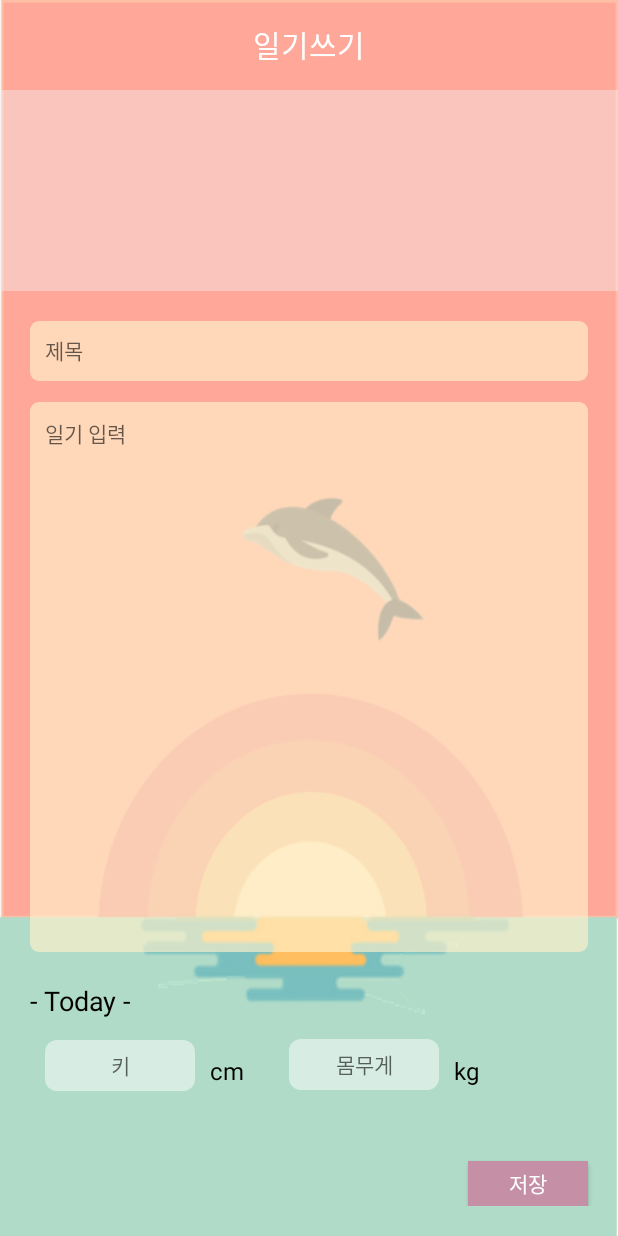
After one commit to rodamin/Baby_Book, an Android app: the WriteDiaryActivity screen opened directly, with no data from a screen before it, on a phone screen of 412 x 824 dp. The commit adds this screen. Run offline under Robolectric (Android 15) with nearby library versions, the phone set to English and light mode, and no system bars; Roboto replaces fonts that are not available here; 1 statement that could not run was skipped.

Commit message:
float button

```diff
--- a/android/app/src/main/AndroidManifest.xml
+++ b/android/app/src/main/AndroidManifest.xml
@@ -14,32 +14,33 @@
         android:theme="@style/AppTheme">
         <activity android:name=".MainActivity" />
         <activity android:name=".SplashActivity">
-            <!--<intent-filter>-->
-                <!--<action android:name="android.intent.action.MAIN" />-->
 
-                <!--<category android:name="android.intent.category.LAUNCHER" />-->
-            <!--</intent-filter>-->
+            <!-- <intent-filter> -->
+            <!-- <action android:name="android.intent.action.MAIN" /> -->
+
+
+            <!-- <category android:name="android.intent.category.LAUNCHER" /> -->
+            <!-- </intent-filter> -->
         </activity>
         <activity android:name=".LoginActivity" />
         <activity android:name=".BaseActivity" />
-        <activity android:name=".DiariesActivity"/>
-        <activity android:name=".SignupActivity"/>
-        <activity android:name=".BabyInfoActivity"/>
-        <activity android:name=".CalendarActivity" />
-        <activity android:name=".GraphActivity">
+        <activity android:name=".DiariesActivity">
             <intent-filter>
                 <action android:name="android.intent.action.MAIN" />
 
                 <category android:name="android.intent.category.LAUNCHER" />
             </intent-filter>
         </activity>
-
-
+        <activity android:name=".SignupActivity" />
+        <activity android:name=".BabyInfoActivity" />
+        <activity android:name=".CalendarActivity" />
+        <activity android:name=".GraphActivity"/>
         <activity android:name=".CoupleStoryActivity" />
         <activity android:name=".MarryStoryActivity" />
         <activity android:name=".BabyStoryActivity" />
         <activity android:name=".PregnantStoryActivity" />
-        <activity android:name=".MyDiaryActivity"/>
+        <activity android:name=".MyDiaryActivity" />
+        <activity android:name=".WriteDiaryActivity"></activity>
     </application>
 
 </manifest>
--- /dev/null
+++ b/android/app/src/main/java/com/example/dsm2016/baby_book/WriteDiaryActivity.java
@@ -0,0 +1,13 @@
+package com.example.dsm2016.baby_book;
+
+import android.support.v7.app.AppCompatActivity;
+import android.os.Bundle;
+
+public class WriteDiaryActivity extends BaseActivity {
+
+    @Override
+    protected void onCreate(Bundle savedInstanceState) {
+        super.onCreate(savedInstanceState);
+        setContentView(R.layout.activity_write_diary);
+    }
+}
--- /dev/null
+++ b/android/app/src/main/res/drawable/cover_gray.xml
@@ -0,0 +1,9 @@
+<?xml version="1.0" encoding="utf-8"?>
+<shape xmlns:android="http://schemas.android.com/apk/res/android">
+    <size
+        android:width="100dp"
+        android:height="100dp"/>
+
+    <solid
+        android:color="#66f2f2f2"/>
+</shape>
--- /dev/null
+++ b/android/app/src/main/res/drawable/cover_white2.xml
@@ -0,0 +1,12 @@
+<?xml version="1.0" encoding="utf-8"?>
+<shape xmlns:android="http://schemas.android.com/apk/res/android">
+    <size
+        android:width="100dp"
+        android:height="100dp"/>
+
+    <solid
+        android:color="#80ffffff"/>
+
+    <corners
+        android:radius="8dp"/>
+</shape>
--- /dev/null
+++ b/android/app/src/main/res/drawable/cover_yellow.xml
@@ -0,0 +1,12 @@
+<?xml version="1.0" encoding="utf-8"?>
+<shape xmlns:android="http://schemas.android.com/apk/res/android">
+    <size
+        android:width="100dp"
+        android:height="100dp"/>
+
+    <solid
+        android:color="#A8fff2cc"/>
+
+    <corners
+        android:radius="6dp"/>
+</shape>
--- a/android/app/src/main/res/layout/activity_diaries.xml
+++ b/android/app/src/main/res/layout/activity_diaries.xml
@@ -1,12 +1,16 @@
 <?xml version="1.0" encoding="utf-8"?>
-<LinearLayout
+<android.support.design.widget.CoordinatorLayout
     xmlns:android="http://schemas.android.com/apk/res/android"
     xmlns:app="http://schemas.android.com/apk/res-auto"
     xmlns:tools="http://schemas.android.com/tools"
     android:layout_width="match_parent"
     android:layout_height="match_parent"
-    android:orientation="vertical"
-    android:background="@drawable/background_main">
+    android:fitsSystemWindows="true">
+
+    <LinearLayout
+        android:layout_width="match_parent"
+        android:layout_height="match_parent"
+        android:orientation="vertical">
 
         <android.support.v7.widget.Toolbar
             android:layout_width="match_parent"
@@ -81,7 +85,6 @@
             android:layout_weight="1.3"
             android:orientation="vertical"
             android:layout_gravity="center"
-
             android:background="@drawable/cover_white">
 
             <!--<LinearLayout-->
@@ -99,3 +102,14 @@
         </android.support.v7.widget.RecyclerView>
 
     </LinearLayout>
+
+    <com.getbase.floatingactionbutton.FloatingActionButton
+        android:id="@+id/float_add"
+        android:layout_width="50dp"
+        android:layout_height="50dp"
+        android:layout_gravity="bottom|right"
+        android:layout_margin="20dp"
+        android:src="@drawable/ic_add"
+        android:backgroundTint="@color/colorPrimary"/>
+
+</android.support.design.widget.CoordinatorLayout>
--- /dev/null
+++ b/android/app/src/main/res/layout/activity_write_diary.xml
@@ -0,0 +1,150 @@
+<?xml version="1.0" encoding="utf-8"?>
+<LinearLayout
+    xmlns:android="http://schemas.android.com/apk/res/android"
+    xmlns:app="http://schemas.android.com/apk/res-auto"
+    xmlns:tools="http://schemas.android.com/tools"
+    android:layout_width="match_parent"
+    android:layout_height="match_parent"
+    android:orientation="vertical"
+    android:background="@drawable/background_main">
+
+    <android.support.v7.widget.Toolbar
+        android:layout_width="match_parent"
+        android:layout_height="60dp">
+
+        <TextView
+            android:layout_width="wrap_content"
+            android:layout_height="wrap_content"
+            android:text="일기쓰기"
+            android:textColor="#ffffff"
+            android:textSize="20sp"
+            android:layout_gravity="center"/>
+
+    </android.support.v7.widget.Toolbar>
+
+    <LinearLayout
+        android:layout_width="match_parent"
+        android:layout_height="match_parent"
+        android:layout_weight="1.9"
+        android:background="@drawable/cover_gray"
+        android:gravity="center">
+
+    </LinearLayout>
+
+    <LinearLayout
+        android:layout_width="match_parent"
+        android:layout_height="match_parent"
+        android:layout_weight="1"
+        android:orientation="vertical"
+        android:padding="20dp">
+
+        <EditText
+            android:id="@+id/write_title"
+            android:layout_width="match_parent"
+            android:layout_height="40dp"
+            android:background="@drawable/cover_yellow"
+            android:padding="10dp"
+            android:hint="제목"
+            android:textSize="14sp"
+            android:textColor="#000000"/>
+
+        <EditText
+            android:id="@+id/write_content"
+            android:layout_width="match_parent"
+            android:layout_height="match_parent"
+            android:background="@drawable/cover_yellow"
+            android:padding="10dp"
+            android:hint="일기 입력"
+            android:textSize="14sp"
+            android:textColor="#000000"
+            android:gravity="left"
+            android:layout_marginTop="14dp"/>
+
+
+    </LinearLayout>
+
+    <LinearLayout
+        android:layout_width="match_parent"
+        android:layout_height="match_parent"
+        android:layout_weight="1.8"
+        android:orientation="vertical">
+
+        <RelativeLayout
+            android:layout_width="match_parent"
+            android:layout_height="match_parent"
+            android:paddingLeft="20dp"
+            android:paddingBottom="20dp">
+
+            <TextView
+                android:id="@+id/text_today"
+                android:layout_width="wrap_content"
+                android:layout_height="wrap_content"
+                android:text="- Today -"
+                android:textColor="#000000"
+                android:textSize="18dp"
+                android:textStyle="bold"
+                android:layout_marginBottom="14dp"/>
+
+            <EditText
+                android:id="@+id/edit_height"
+                android:layout_width="100dp"
+                android:layout_height="34dp"
+                android:background="@drawable/cover_white2"
+                android:layout_toRightOf="@id/text_height"
+                android:layout_marginLeft="10dp"
+                android:layout_below="@id/text_today"
+                android:hint="키"
+                android:gravity="center"
+                android:textSize="14sp"/>
+
+            <TextView
+                android:id="@+id/text_cm"
+                android:layout_width="wrap_content"
+                android:layout_height="wrap_content"
+                android:text="cm"
+                android:textColor="#000000"
+                android:textSize="16sp"
+                android:layout_marginRight="10dp"
+                android:layout_toRightOf="@id/edit_height"
+                android:layout_marginLeft="10dp"
+                android:layout_marginTop="48dp"/>
+
+            <EditText
+                android:id="@+id/edit_weight"
+                android:layout_width="100dp"
+                android:layout_height="34dp"
+                android:background="@drawable/cover_white2"
+                android:layout_toRightOf="@id/text_cm"
+                android:hint="몸무게"
+                android:gravity="center"
+                android:textSize="14sp"
+                android:layout_marginTop="38dp"
+                android:layout_marginLeft="20dp"/>
+
+            <TextView
+                android:id="@+id/text_kg"
+                android:layout_width="wrap_content"
+                android:layout_height="wrap_content"
+                android:text="kg"
+                android:textColor="#000000"
+                android:textSize="16sp"
+                android:layout_marginRight="10dp"
+                android:layout_toRightOf="@id/edit_weight"
+                android:layout_marginLeft="10dp"
+                android:layout_marginTop="48dp"/>
+
+            <Button
+                android:layout_width="80dp"
+                android:layout_height="30dp"
+                android:background="@color/colorPrimary"
+                android:text="저장"
+                android:textColor="#ffffff"
+                android:layout_alignParentRight="true"
+                android:layout_alignParentBottom="true"
+                android:layout_marginRight="20dp"/>
+
+        </RelativeLayout>
+
+    </LinearLayout>
+
+</LinearLayout>
```
Also changed, not shown: android/app/src/main/res/drawable/ic_add.png (added). Lines whose indentation alone changed are shown as unchanged.
